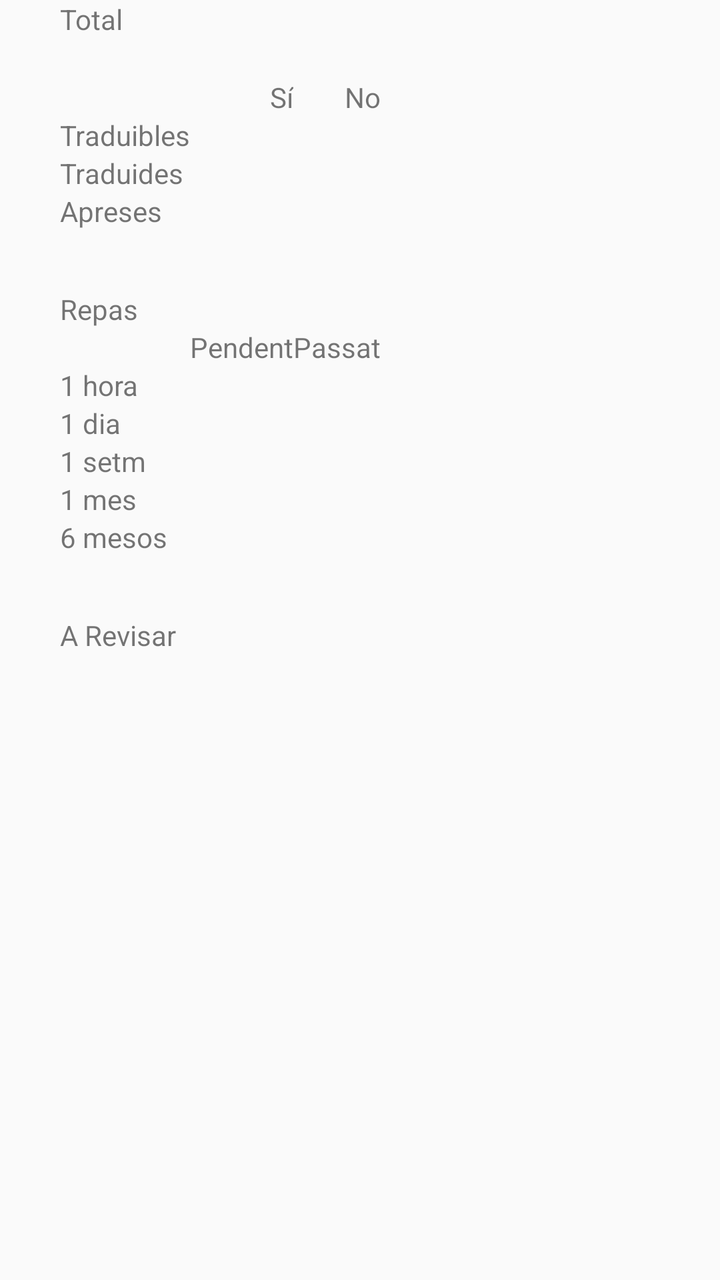
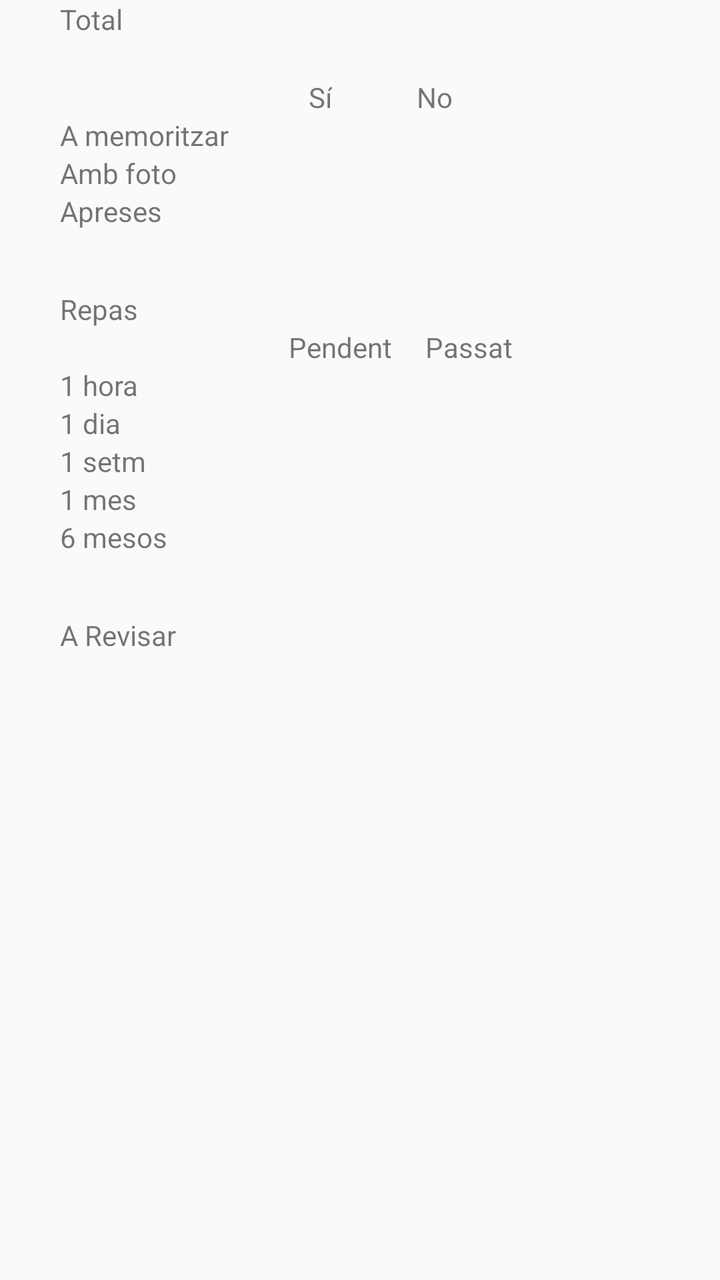

Before-and-after screenshots of an Android layout around one commit, followed by the original layout XML and the change that was made.
<!-- AndroidManifest.xml: application theme AppTheme -->
<!-- res/layout/activity_estadistica.xml -->
<?xml version="1.0" encoding="utf-8"?>
<androidx.constraintlayout.widget.ConstraintLayout xmlns:android="http://schemas.android.com/apk/res/android"
    xmlns:app="http://schemas.android.com/apk/res-auto"
    xmlns:tools="http://schemas.android.com/tools"
    android:layout_width="match_parent"
    android:layout_height="match_parent"
    tools:context="com.gruixuts.geniuscares.act_estadistica">

    <TableLayout
        android:layout_width="match_parent"
        android:layout_height="match_parent"
        tools:layout_editor_absoluteX="8dp"
        tools:layout_editor_absoluteY="70dp">

        <TableRow
            android:layout_width="match_parent"
            android:layout_height="match_parent">

            <TextView
                android:layout_width="wrap_content"
                android:layout_height="wrap_content"
                android:layout_marginLeft="30dp"
                android:text="Total" />


            <TextView
                android:id="@+id/TauTotal"
                android:layout_gravity="right"
                android:layout_width="wrap_content"
                android:layout_height="wrap_content"
                android:layout_marginLeft="30dp" />

            <TextView
                android:layout_width="wrap_content"
                android:layout_height="wrap_content"
                android:layout_marginLeft="30dp" />
        </TableRow>

        <TableRow
            android:layout_width="match_parent"
            android:layout_height="match_parent"
            android:layout_marginTop="20dp">

            <TextView
                android:layout_width="wrap_content"
                android:layout_height="wrap_content"
                android:layout_marginLeft="30dp" />


            <TextView
                android:layout_gravity="right"
                android:layout_width="wrap_content"
                android:layout_height="wrap_content"
                android:text="Sí" />

            <TextView
                android:layout_gravity="right"
                android:layout_width="wrap_content"
                android:layout_height="wrap_content"
                android:text="No" />
        </TableRow>

        <TableRow
            android:layout_width="match_parent"
            android:layout_height="match_parent">

            <TextView
                android:layout_width="wrap_content"
                android:layout_height="wrap_content"
                android:layout_marginLeft="30dp"

                android:text="Traduibles" />


            <TextView
                android:id="@+id/TauTrbSi"
                android:layout_gravity="right"
                android:layout_width="wrap_content"
                android:layout_height="wrap_content" />

            <TextView
                android:id="@+id/TauTrbNo"
                android:layout_gravity="right"
                android:layout_width="wrap_content"
                android:layout_height="wrap_content" />
        </TableRow>

        <TableRow
            android:layout_width="match_parent"
            android:layout_height="match_parent">

            <TextView
                android:layout_width="wrap_content"
                android:layout_height="wrap_content"
                android:layout_marginLeft="30dp"
                android:text="Traduides" />


            <TextView
                android:id="@+id/TauTraSi"
                android:layout_width="wrap_content"
                android:layout_gravity="right"
                android:layout_height="wrap_content" />

            <TextView
                android:id="@+id/TauTraNo"
                android:layout_gravity="right"
                android:layout_width="wrap_content"
                android:layout_height="wrap_content" />
        </TableRow>

        <TableRow
            android:layout_width="match_parent"
            android:layout_height="match_parent">

            <TextView
                android:layout_width="wrap_content"
                android:layout_height="wrap_content"
                android:layout_marginLeft="30dp"
                android:text="Apreses" />


            <TextView
                android:id="@+id/TauAprSi"
                android:layout_gravity="right"
                android:layout_width="wrap_content"
                android:layout_height="wrap_content" />

            <TextView
                android:id="@+id/TauAprNo"
                android:layout_gravity="right"
                android:layout_width="wrap_content"
                android:layout_height="wrap_content" />
        </TableRow>

        <TableRow
            android:layout_width="match_parent"
            android:layout_height="match_parent">

            <TextView
                android:layout_width="wrap_content"
                android:layout_height="wrap_content"
                android:layout_marginTop="30dp"
                android:layout_marginLeft="30dp"
                android:text="Repas" />

            <TextView
                android:layout_width="wrap_content"
                android:layout_height="wrap_content" />

            <TextView
                android:layout_width="wrap_content"
                android:layout_height="wrap_content" />
        </TableRow>

        <TableRow
            android:layout_width="match_parent"
            android:layout_height="match_parent">


            <TextView
                android:layout_width="wrap_content"
                android:layout_height="wrap_content"
                android:text="" />


            <TextView
                android:layout_gravity="right"
                android:layout_width="wrap_content"
                android:layout_height="wrap_content"
                android:text="Pendent" />

            <TextView
                android:layout_gravity="right"
                android:layout_width="wrap_content"
                android:layout_height="wrap_content"
                android:text="Passat" />
        </TableRow>

        <TableRow
            android:layout_marginLeft="30dp"
            android:layout_width="match_parent"
            android:layout_height="match_parent">

            <TextView
                android:layout_width="wrap_content"
                android:layout_height="wrap_content"
                android:text="1 hora" />


            <TextView
                android:id="@+id/TauRp1hB"
                android:layout_gravity="right"
                android:layout_width="wrap_content"
                android:layout_height="wrap_content" />

            <TextView
                android:id="@+id/TauRp1hM"
                android:layout_gravity="right"
                android:layout_width="wrap_content"
                android:layout_height="wrap_content" />
        </TableRow>
        <TableRow
            android:layout_marginLeft="30dp"
            android:layout_width="match_parent"
            android:layout_height="match_parent">

            <TextView
                android:layout_width="wrap_content"
                android:layout_height="wrap_content"
                android:text="1 dia" />


            <TextView
                android:id="@+id/TauRp1dB"
                android:layout_gravity="right"
                android:layout_width="wrap_content"
                android:layout_height="wrap_content" />

            <TextView
                android:id="@+id/TauRp1dM"
                android:layout_gravity="right"
                android:layout_width="wrap_content"
                android:layout_height="wrap_content" />
        </TableRow>
        <TableRow
            android:layout_marginLeft="30dp"
            android:layout_width="match_parent"
            android:layout_height="match_parent">

            <TextView
                android:layout_width="wrap_content"
                android:layout_height="wrap_content"
                android:text="1 setm" />


            <TextView
                android:id="@+id/TauRp1sB"
                android:layout_gravity="right"
                android:layout_width="wrap_content"
                android:layout_height="wrap_content" />

            <TextView
                android:id="@+id/TauRp1sM"
                android:layout_gravity="right"
                android:layout_width="wrap_content"
                android:layout_height="wrap_content" />
        </TableRow>
        <TableRow
            android:layout_marginLeft="30dp"
            android:layout_width="match_parent"
            android:layout_height="match_parent">

            <TextView
                android:layout_width="wrap_content"
                android:layout_height="wrap_content"
                android:text="1 mes" />


            <TextView
                android:id="@+id/TauRp1mB"
                android:layout_width="wrap_content"
                android:layout_gravity="right"
                android:layout_height="wrap_content" />

            <TextView
                android:id="@+id/TauRp1mM"
                android:layout_gravity="right"
                android:layout_width="wrap_content"
                android:layout_height="wrap_content" />
        </TableRow>
        <TableRow
            android:layout_marginLeft="30dp"
            android:layout_width="match_parent"
            android:layout_height="match_parent">

            <TextView
                android:layout_width="wrap_content"
                android:layout_height="wrap_content"
                android:text="6 mesos" />


            <TextView
                android:id="@+id/TauRp6mB"
                android:layout_gravity="right"
                android:layout_width="wrap_content"
                android:layout_height="wrap_content" />

            <TextView
                android:id="@+id/TauRp6mM"
                android:layout_gravity="right"
                android:layout_width="wrap_content"
                android:layout_height="wrap_content" />
        </TableRow>

        <TableRow
            android:layout_marginTop="30dp"
            android:layout_marginLeft="30dp"
            android:layout_width="match_parent"
            android:layout_height="match_parent">

            <TextView
                android:layout_width="wrap_content"
                android:layout_height="wrap_content"
                android:text="A Revisar" />


            <TextView
                android:id="@+id/TauRv"
                android:layout_width="wrap_content"
                android:layout_gravity="right"
                android:layout_height="wrap_content" />

            <TextView
                android:layout_width="wrap_content"
                android:layout_height="wrap_content" />
        </TableRow>

    </TableLayout>


</androidx.constraintlayout.widget.ConstraintLayout>
<!-- resources referenced by this layout -->
<resources>
  <style name="AppTheme" parent="Theme.AppCompat.Light.DarkActionBar">
          
          <item name="colorPrimary">@color/colorPrimary</item>
          <item name="colorPrimaryDark">@color/colorPrimaryDark</item>
          <item name="colorAccent">@color/colorAccent</item>
      </style>
  <color name="colorPrimary">#3F51B5</color>
  <color name="colorPrimaryDark">#303F9F</color>
  <color name="colorAccent">#FF4081</color>
</resources>

<!-- the commit's change to res/layout/activity_estadistica.xml (unified diff, before → after) -->
@@ -69,7 +69,7 @@
                 android:layout_height="wrap_content"
                 android:layout_marginLeft="30dp"
 
-                android:text="Traduibles" />
+                android:text="A memoritzar" />
 
 
             <TextView
@@ -93,7 +93,7 @@
                 android:layout_width="wrap_content"
                 android:layout_height="wrap_content"
                 android:layout_marginLeft="30dp"
-                android:text="Traduides" />
+                android:text="Amb foto" />
 
 
             <TextView
@@ -134,34 +134,37 @@
         </TableRow>
 
         <TableRow
-            android:layout_width="match_parent"
-            android:layout_height="match_parent">
-
-            <TextView
-                android:layout_width="wrap_content"
-                android:layout_height="wrap_content"
-                android:layout_marginTop="30dp"
-                android:layout_marginLeft="30dp"
+            android:layout_marginTop="30dp"
+            android:layout_marginLeft="30dp"
+            android:layout_width="match_parent"
+            android:layout_height="match_parent">
+
+            <TextView
+                android:layout_width="wrap_content"
+                android:layout_height="wrap_content"
                 android:text="Repas" />
 
             <TextView
                 android:layout_width="wrap_content"
-                android:layout_height="wrap_content" />
-
-            <TextView
-                android:layout_width="wrap_content"
-                android:layout_height="wrap_content" />
-        </TableRow>
-
-        <TableRow
-            android:layout_width="match_parent"
-            android:layout_height="match_parent">
-
-
-            <TextView
-                android:layout_width="wrap_content"
-                android:layout_height="wrap_content"
-                android:text="" />
+                android:layout_height="wrap_content"
+                android:text=" " />
+
+            <TextView
+                android:layout_width="wrap_content"
+                android:layout_height="wrap_content"
+                android:text=" " />
+        </TableRow>
+
+        <TableRow
+            android:layout_marginLeft="30dp"
+            android:layout_width="match_parent"
+            android:layout_height="match_parent">
+
+
+            <TextView
+                android:layout_width="wrap_content"
+                android:layout_height="wrap_content"
+                android:text=" " />
 
 
             <TextView
@@ -174,7 +177,7 @@
                 android:layout_gravity="right"
                 android:layout_width="wrap_content"
                 android:layout_height="wrap_content"
-                android:text="Passat" />
+                android:text="     Passat" />
         </TableRow>
 
         <TableRow
